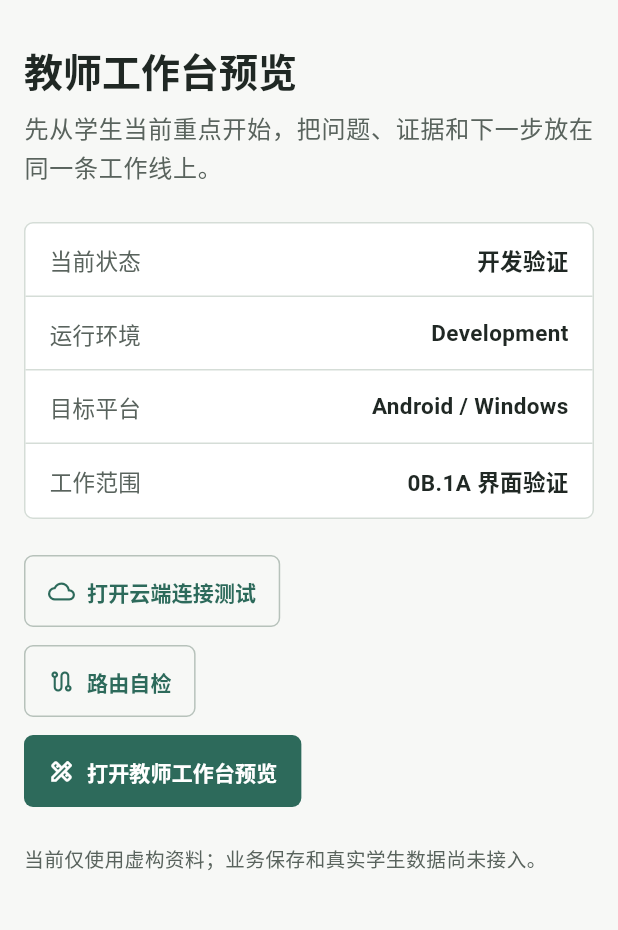
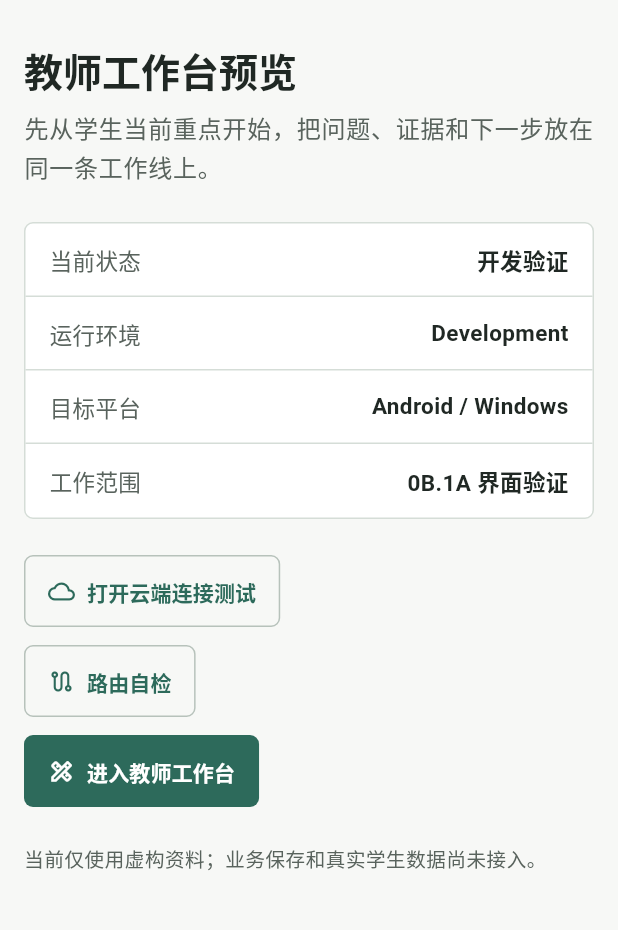
Before and after one commit to qbjsdsb/xueqing, a Flutter app: the screen it shows after launch, on a phone screen of 412 x 824 dp, the part 63-993 px from its top. Run offline on Flutter 3.47's test engine with Material 3 defaults, Android fonts, the phone set to English and light mode, and no system bars; our stand-ins replace flutter_secure_storage, supabase_flutter; accounts and stored records are empty.

Commit message:
clarify the bootstrap primary action

```diff
--- a/lib/features/bootstrap/presentation/bootstrap_page.dart
+++ b/lib/features/bootstrap/presentation/bootstrap_page.dart
@@ -71,7 +71,7 @@ class BootstrapPage extends StatelessWidget {
                             .pushNamed(AppRoutes.designPreview);
                       },
                       icon: const Icon(Icons.design_services_outlined),
-                      label: const Text('打开教师工作台预览'),
+                      label: const Text('进入教师工作台'),
                     ),
                     const SizedBox(height: AppSpacing.lg),
                     Text(
```
